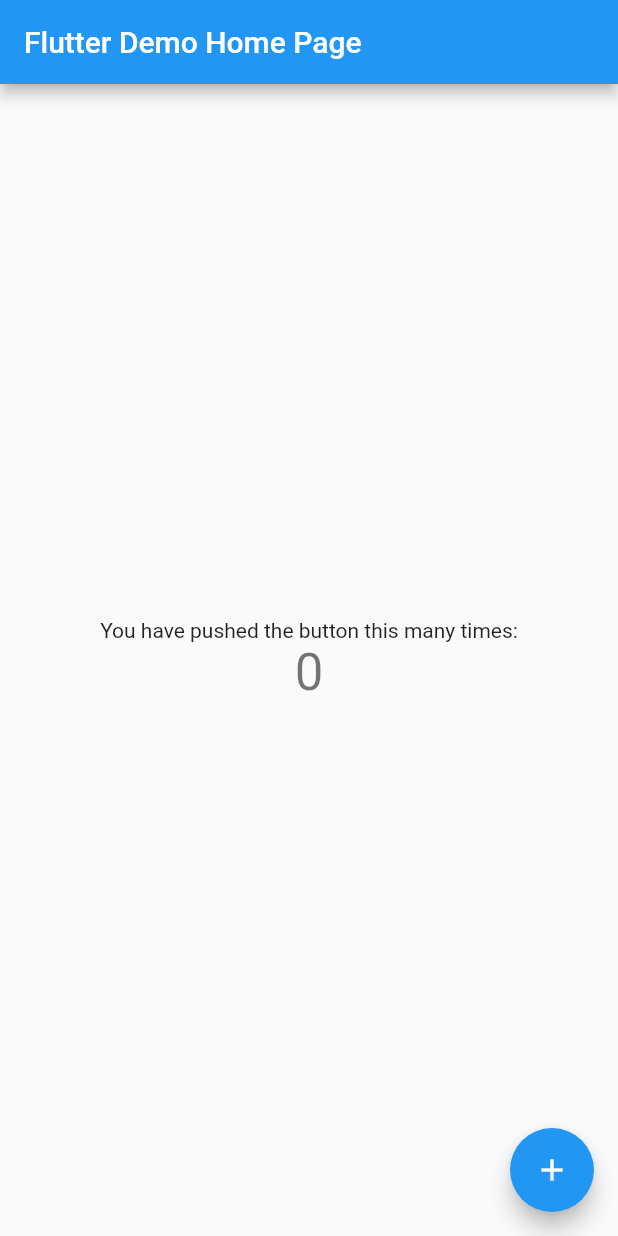
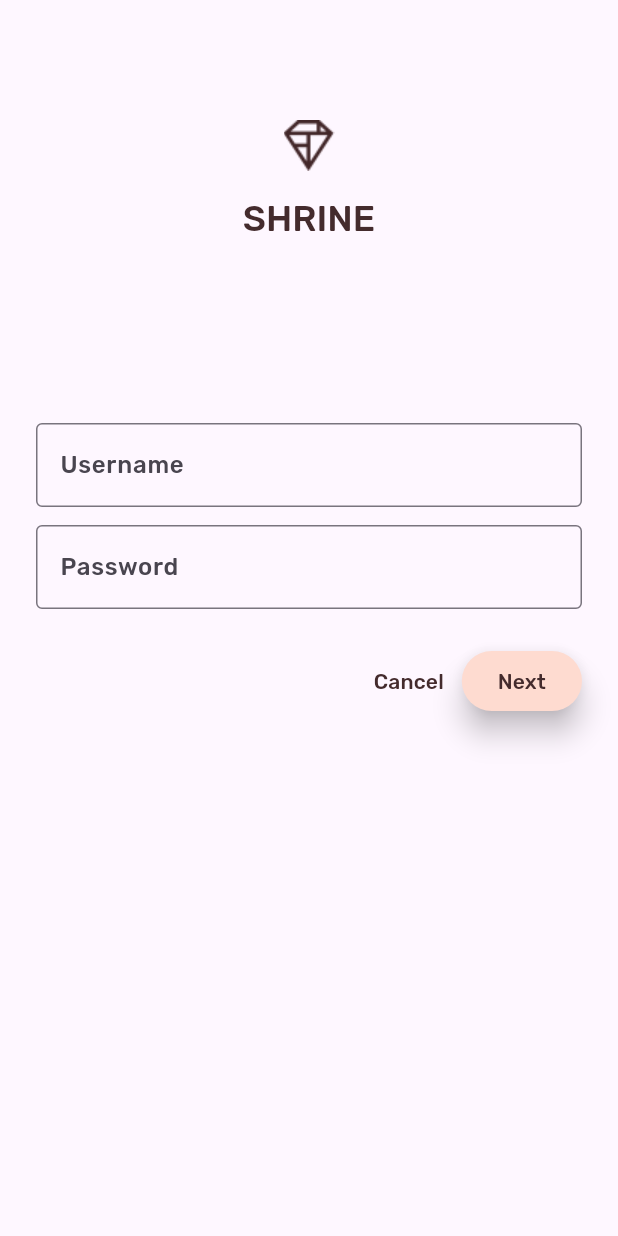
Before and after one commit to thisisibukunoluwa/flutter-codelabs, a Flutter app: the screen it shows after launch, on a phone screen of 412 x 824 dp. Run offline on Flutter 3.47's test engine with Material 2 defaults, Android fonts, the phone set to English and light mode, and no system bars.

Commit message:
update:modified files

```diff
--- a/shrine/lib/app.dart
+++ b/shrine/lib/app.dart
@@ -0,0 +1,69 @@
+import 'package:flutter/material.dart';
+import 'package:shrine/colors.dart';
+import 'package:shrine/home.dart';
+import 'package:shrine/login.dart';
+
+final ThemeData _kShrineTheme = _buildShrineTheme();
+
+ThemeData _buildShrineTheme() {
+  final ThemeData base = ThemeData.light(useMaterial3: true);
+  return base.copyWith(
+      colorScheme: base.colorScheme.copyWith(
+    primary: kShrinePink100,
+    onPrimary: kShrineBrown900,
+    secondary: kShrineBrown900,
+    error: kShrineErrorRed,
+  ),
+  textTheme: _buildShrineTextTheme(base.textTheme),
+  textSelectionTheme: const TextSelectionThemeData(
+    selectionColor: kShrinePink100
+  ),
+  inputDecorationTheme: InputDecorationTheme(
+    border: OutlineInputBorder(),
+    focusedBorder: OutlineInputBorder(
+      borderSide: BorderSide(width:2.0,color: kShrineBrown900)
+    ),
+    floatingLabelStyle: TextStyle(
+      color: kShrineBrown900
+    )
+  ),
+);
+}
+
+// this takes a text theme and changes how headlines,titles and captions look
+//Applying the fontFamily in this way applies the changes only to the typography scale values specified in copyWith() (headline, title, caption).
+// For some fonts, we're setting a custom fontWeight, in increments of 100: w500 (the 500 weight) corresponds to medium and w400 corresponds to regular.
+
+TextTheme _buildShrineTextTheme(TextTheme base) {
+  return base
+      .copyWith(
+          headlineSmall:
+              base.headlineSmall!.copyWith(fontWeight: FontWeight.w500),
+          titleLarge: base.titleLarge!.copyWith(fontSize: 18.0),
+          bodySmall: base.bodySmall!
+              .copyWith(fontWeight: FontWeight.w400, fontSize: 14.0),
+          bodyLarge: base.bodyLarge!
+              .copyWith(fontWeight: FontWeight.w500, fontSize: 16.0))
+      .apply(
+          fontFamily: 'Rubik',
+          displayColor: kShrineBrown900,
+          bodyColor: kShrineBrown900);
+}
+
+class ShrineApp extends StatelessWidget {
+  const ShrineApp({super.key});
+
+  @override
+  Widget build(BuildContext context) {
+    return MaterialApp(
+      debugShowCheckedModeBanner: false,
+      title: 'Shrine',
+      initialRoute: '/login',
+      routes: {
+        '/login': (BuildContext context) => const LoginPage(),
+        '/': (BuildContext context) => const HomePage()
+      },
+      theme: _kShrineTheme,
+    );
+  }
+}
--- a/shrine/lib/login.dart
+++ b/shrine/lib/login.dart
@@ -0,0 +1,86 @@
+import 'package:flutter/material.dart';
+import 'package:shrine/colors.dart';
+
+class LoginPage extends StatefulWidget {
+  const LoginPage({super.key});
+
+  @override
+  State<LoginPage> createState() => _LoginPageState();
+}
+
+class _LoginPageState extends State<LoginPage> {
+  final _usernameController = TextEditingController();
+  final _passwordController = TextEditingController();
+
+  @override
+  Widget build(BuildContext context) {
+    return Scaffold(
+      body: SafeArea(
+        child: ListView(
+          padding: const EdgeInsets.symmetric(horizontal: 24.0),
+          children: <Widget>[
+            const SizedBox(
+              height: 80.0,
+            ),
+            Column(
+              children: <Widget>[
+                Image.asset('assets/diamond.png'),
+                SizedBox(
+                  height: 16.0,
+                ),
+                Text(
+                  'SHRINE',
+                  style: Theme.of(context).textTheme.headlineSmall,
+                ),
+              ],
+            ),
+            const SizedBox(
+              height: 120.0,
+            ),
+            TextField(
+              controller: _usernameController,
+              decoration: const InputDecoration(labelText: 'Username'),
+            ),
+            const SizedBox(
+              height: 12.0,
+            ),
+            TextField(
+              controller: _passwordController,
+              decoration: const InputDecoration(labelText: 'Password'),
+              obscureText: true,
+            ),
+            const SizedBox(
+              height: 24.0,
+            ),
+            OverflowBar(
+              alignment: MainAxisAlignment.end,
+              children: <Widget>[
+                TextButton(
+                    onPressed: () {
+                      _usernameController.clear();
+                      _passwordController.clear();
+                    },
+                    style: TextButton.styleFrom(
+                        foregroundColor:
+                            Theme.of(context).colorScheme.secondary),
+                    child: const Text('Cancel')),
+                ElevatedButton(
+                    onPressed: () {
+                      Navigator.pop(context);
+                    },
+                    child: const Text(
+                      'Next',
+                    ),
+                    style: ElevatedButton.styleFrom(
+                      foregroundColor: kShrineBrown900,
+                      backgroundColor: kShrinePink100,
+                      elevation: 8.0
+                     ))
+              ],
+            )
+          ],
+        ),
+      ),
+    );
+  }
+}
--- a/shrine/lib/main.dart
+++ b/shrine/lib/main.dart
@@ -1,115 +1,6 @@
 import 'package:flutter/material.dart';
+import 'package:shrine/app.dart';
 
 void main() {
-  runApp(const MyApp());
+  runApp(const ShrineApp());
 }
-
-class MyApp extends StatelessWidget {
-  const MyApp({super.key});
-
-  // This widget is the root of your application.
-  @override
-  Widget build(BuildContext context) {
-    return MaterialApp(
-      title: 'Flutter Demo',
-      theme: ThemeData(
-        // This is the theme of your application.
-        //
-        // Try running your application with "flutter run". You'll see the
-        // application has a blue toolbar. Then, without quitting the app, try
-        // changing the primarySwatch below to Colors.green and then invoke
-        // "hot reload" (press "r" in the console where you ran "flutter run",
-        // or simply save your changes to "hot reload" in a Flutter IDE).
-        // Notice that the counter didn't reset back to zero; the application
-        // is not restarted.
-        primarySwatch: Colors.blue,
-      ),
-      home: const MyHomePage(title: 'Flutter Demo Home Page'),
-    );
-  }
-}
-
-class MyHomePage extends StatefulWidget {
-  const MyHomePage({super.key, required this.title});
-
-  // This widget is the home page of your application. It is stateful, meaning
-  // that it has a State object (defined below) that contains fields that affect
-  // how it looks.
-
-  // This class is the configuration for the state. It holds the values (in this
-  // case the title) provided by the parent (in this case the App widget) and
-  // used by the build method of the State. Fields in a Widget subclass are
-  // always marked "final".
-
-  final String title;
-
-  @override
-  State<MyHomePage> createState() => _MyHomePageState();
-}
-
-class _MyHomePageState extends State<MyHomePage> {
-  int _counter = 0;
-
-  void _incrementCounter() {
-    setState(() {
-      // This call to setState tells the Flutter framework that something has
-      // changed in this State, which causes it to rerun the build method below
-      // so that the display can reflect the updated values. If we changed
-      // _counter without calling setState(), then the build method would not be
-      // called again, and so nothing would appear to happen.
-      _counter++;
-    });
-  }
-
-  @override
-  Widget build(BuildContext context) {
-    // This method is rerun every time setState is called, for instance as done
-    // by the _incrementCounter method above.
-    //
-    // The Flutter framework has been optimized to make rerunning build methods
-    // fast, so that you can just rebuild anything that needs updating rather
-    // than having to individually change instances of widgets.
-    return Scaffold(
-      appBar: AppBar(
-        // Here we take the value from the MyHomePage object that was created by
-        // the App.build method, and use it to set our appbar title.
-        title: Text(widget.title),
-      ),
-      body: Center(
-        // Center is a layout widget. It takes a single child and positions it
-        // in the middle of the parent.
-        child: Column(
-          // Column is also a layout widget. It takes a list of children and
-          // arranges them vertically. By default, it sizes itself to fit its
-          // children horizontally, and tries to be as tall as its parent.
-          //
-          // Invoke "debug painting" (press "p" in the console, choose the
-          // "Toggle Debug Paint" action from the Flutter Inspector in Android
-          // Studio, or the "Toggle Debug Paint" command in Visual Studio Code)
-          // to see the wireframe for each widget.
-          //
-          // Column has various properties to control how it sizes itself and
-          // how it positions its children. Here we use mainAxisAlignment to
-          // center the children vertically; the main axis here is the vertical
-          // axis because Columns are vertical (the cross axis would be
-          // horizontal).
-          mainAxisAlignment: MainAxisAlignment.center,
-          children: <Widget>[
-            const Text(
-              'You have pushed the button this many times:',
-            ),
-            Text(
-              '$_counter',
-              style: Theme.of(context).textTheme.headlineMedium,
-            ),
-          ],
-        ),
-      ),
-      floatingActionButton: FloatingActionButton(
-        onPressed: _incrementCounter,
-        tooltip: 'Increment',
-        child: const Icon(Icons.add),
-      ), // This trailing comma makes auto-formatting nicer for build methods.
-    );
-  }
-}
--- a/shrine/lib/model/product.dart
+++ b/shrine/lib/model/product.dart
@@ -1,4 +1,4 @@
-enum Category { all, accesories, clothing, home }
+enum Category { all, accessories, clothing, home }
 
 class Product {
   const Product(
```
Also changed, not shown: shrine/lib/home.dart (+99 -0 lines), shrine/lib/model/product_repository.dart (+281 -0 lines), shrine/pubspec.yaml (+50 -15 lines), shrine/pubspec.lock, 2 other files.
